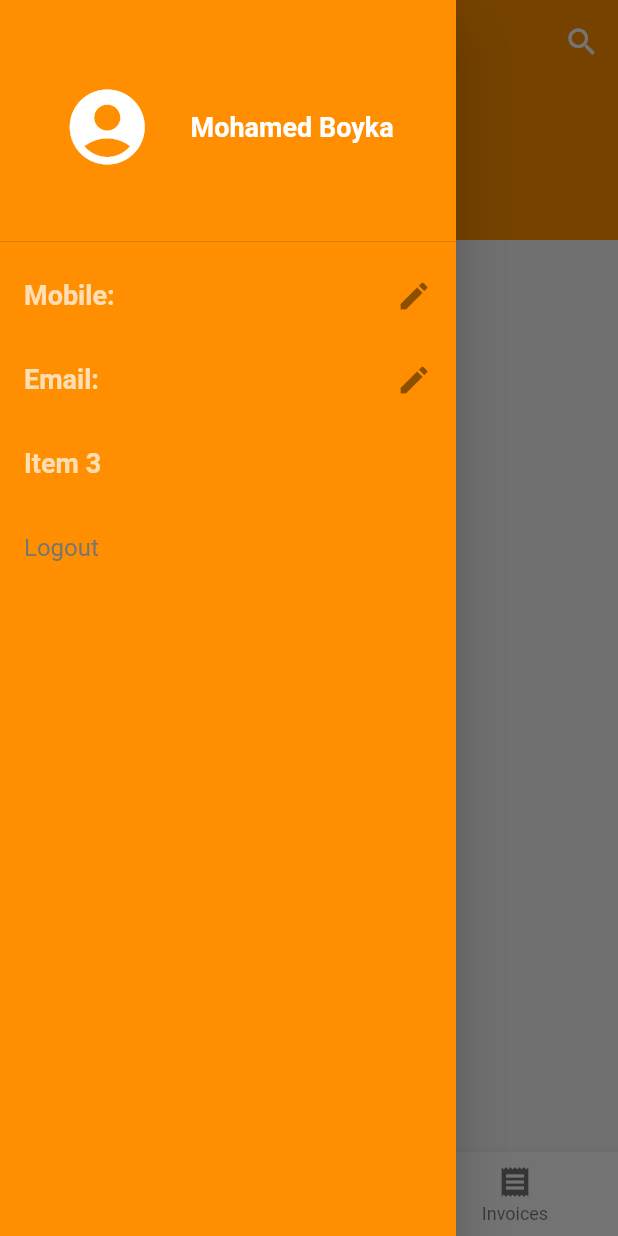
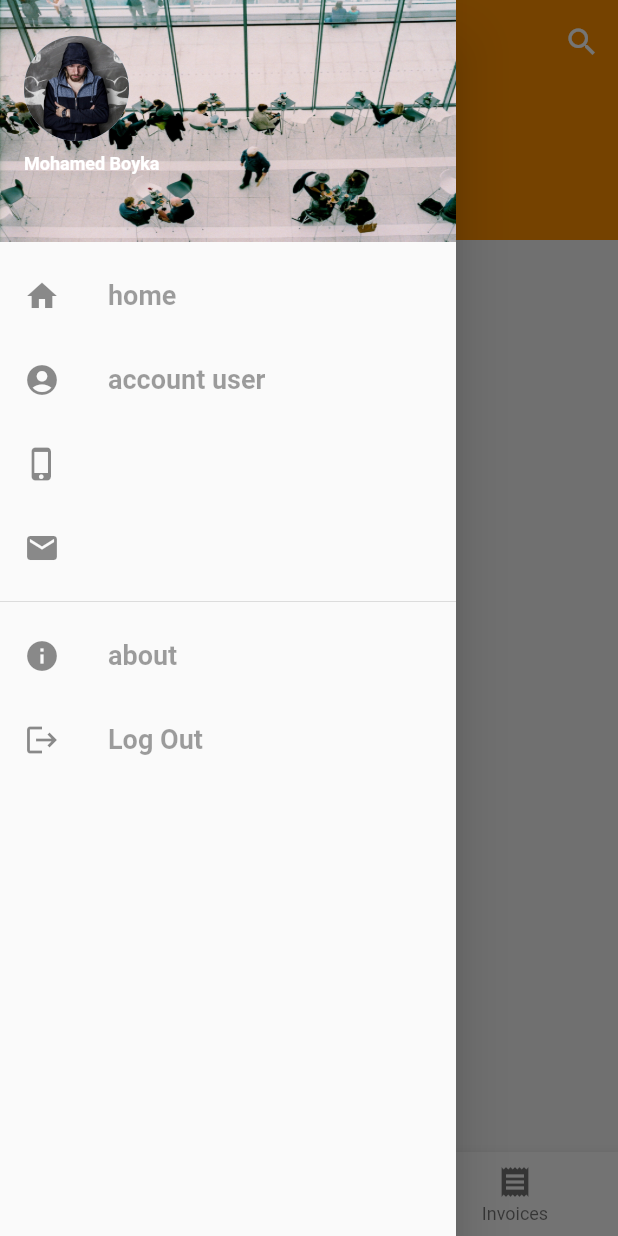
Before and after one commit to egypt-shops/xshop_mobile, a Flutter app: the Customer screen opened directly, with the side drawer open, on a phone screen of 412 x 824 dp. Run offline on Flutter 3.47's test engine with Material 2 defaults, Android fonts, the phone set to English and light mode, and no system bars; our stand-ins replace progress_dialog, shared_preferences, transparent_image; accounts and stored records are empty; network calls fail; Roboto replaces fonts that are missing (Hind, Raleway).

Commit message:
Edit_Drawer_In_Customer_&_General_Manager

```diff
--- a/lib/screens/home/components/customer.dart
+++ b/lib/screens/home/components/customer.dart
@@ -131,14 +131,98 @@ class _CustomerState extends State<Customer> {
         ]);
       }),
       drawer: Drawer(
-          child: Container(
-        color: Theme.of(context).primaryColor,
         child: ListView(
           // Important: Remove any padding from the ListView.
           padding: EdgeInsets.zero,
           children: <Widget>[
             DrawerHeader(
-              child: Row(
+              decoration: BoxDecoration(
+                image: DecorationImage(
+                    image: AssetImage('images/meeting.jpg'), fit: BoxFit.fill),
+              ),
+              child: Column(
+                crossAxisAlignment: CrossAxisAlignment.start,
+                mainAxisAlignment: MainAxisAlignment.spaceEvenly,
+                children: [
+                  CircleAvatar(
+                    backgroundImage: AssetImage('images/an.jpg'),
+                    radius: 35,
+                  ),
+                  Text(
+                    'Mohamed Boyka',
+                    style: TextStyle(color: Colors.white, fontSize: 12),
+                  ),
+                  Text(
+                    email,
+                    style: TextStyle(color: Colors.white),
+                  ),
+                ],
+              ),
+            ),
+            ListTile(
+              title: Text(
+                'home',
+                style: TextStyle(color: Colors.black38),
+              ),
+              leading: Icon(Icons.home),
+              onTap: () {
+                //Navigator.pop(context);
+              },
+            ),
+            ListTile(
+              title: Text(
+                'account user',
+                style: TextStyle(color: Colors.black38),
+              ),
+              leading: Icon(Icons.account_circle),
+              onTap: () {
+                //Navigator.pop(context);
+              },
+            ),
+            ListTile(
+                title: Text(
+                  mobile,
+                  style: TextStyle(color: Colors.black38),
+                ),
+                leading: Icon(Icons.phone_iphone_outlined),
+                onTap: () {
+                  createAlertDialog(context, 'mobile');
+                }),
+            ListTile(
+              title: Text(
+                email,
+                style: TextStyle(color: Colors.black38),
+              ),
+              leading: Icon(Icons.email),
+              onTap: () {
+                createAlertDialog(context, 'email');
+              },
+            ),
+            Divider(),
+            ListTile(
+              title: Text(
+                'about',
+                style: TextStyle(color: Colors.black38),
+              ),
+              leading: Icon(Icons.info),
+              onTap: () {
+                //Navigator.pop(context);
+              },
+            ),
+            ListTile(
+              title: Text(
+                'Log Out',
+                style: TextStyle(color: Colors.black38),
+              ),
+              leading: Icon(Icons.logout),
+              onTap: () {
+                //Navigator.pop(context);
+              },
+            ),
+          ],
+        ),
+
+        /*Row(
                   mainAxisAlignment: MainAxisAlignment.spaceEvenly,
                   children: [
                     Icon(
@@ -151,7 +235,7 @@ class _CustomerState extends State<Customer> {
                       style: TextStyle(color: Colors.white),
                     ),
                   ]),
-            ),
+
             ListTile(
                 title: Text('Mobile: $mobile'),
                 trailing: Icon(Icons.create),
@@ -184,6 +268,8 @@ class _CustomerState extends State<Customer> {
           ],
         ),
       )),
+      */
+      ),
       bottomNavigationBar: BottomNavigationBar(
         items: <BottomNavigationBarItem>[
           BottomNavigationBarItem(
--- a/pubspec.yaml
+++ b/pubspec.yaml
@@ -65,6 +65,9 @@ flutter:
   # To add assets to your application, add an assets section, like this:
   assets:
     - images/try.jpg
+    - images/an.jpg
+    - images/shop.jpg
+    - images/meeting.jpg
     - images/signup.jpeg
     - images/invoice.png
 
```
Also changed, not shown: lib/screens/home/components/General_manager.dart (+71 -26 lines), images/an.jpg (added), images/meeting.jpg (added), pubspec.lock.
